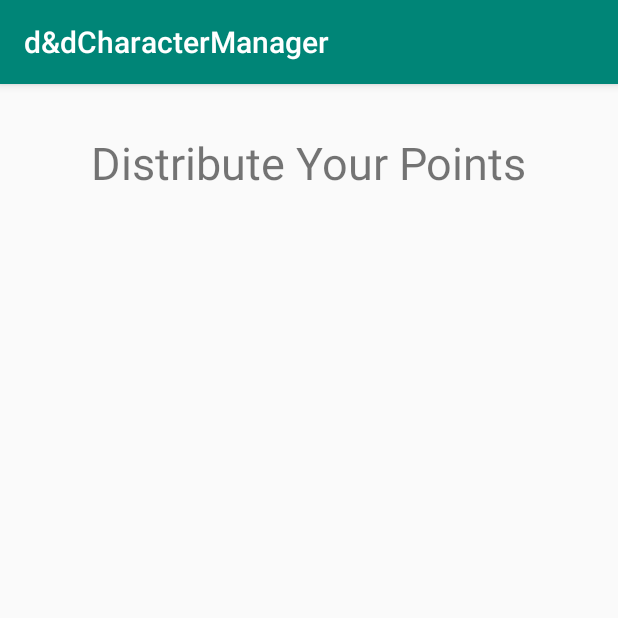
After one commit to BrunoVieira319/dnd5-character-manager, an Android app: the PointBuyActivity screen opened directly, with no data from a screen before it, on a phone screen of 412 x 824 dp, the top half of it. The commit adds this screen. Run offline under Robolectric (Android 15) with nearby library versions, the phone set to English and light mode, and no system bars; network calls fail.

Commit message:
[WIP] tentando algo

```diff
--- a/app/src/main/AndroidManifest.xml
+++ b/app/src/main/AndroidManifest.xml
@@ -1,7 +1,9 @@
 <?xml version="1.0" encoding="utf-8"?>
 <manifest xmlns:android="http://schemas.android.com/apk/res/android"
           package="com.fundaec.ddcharactermanager">
+
     <uses-permission android:name="android.permission.INTERNET"/>
+
     <application
             android:allowBackup="true"
             android:icon="@mipmap/ic_launcher"
@@ -10,7 +12,9 @@
             android:supportsRtl="true"
             android:theme="@style/AppTheme"
             android:usesCleartextTraffic="true">
-        <activity android:name=".activities.NewCharacter">
+        <activity android:name=".activities.PointBuyActivity">
+        </activity>
+        <activity android:name=".activities.NewCharacterActivity">
         </activity>
         <activity
                 android:name=".MainActivity"
--- a/app/src/main/java/com/fundaec/ddcharactermanager/MainActivity.kt
+++ b/app/src/main/java/com/fundaec/ddcharactermanager/MainActivity.kt
@@ -2,11 +2,10 @@ package com.fundaec.ddcharactermanager
 
 import android.content.Intent
 import android.os.Bundle
-import com.google.android.material.snackbar.Snackbar
 import androidx.appcompat.app.AppCompatActivity;
 import android.view.Menu
 import android.view.MenuItem
-import com.fundaec.ddcharactermanager.activities.NewCharacter
+import com.fundaec.ddcharactermanager.activities.NewCharacterActivity
 
 import kotlinx.android.synthetic.main.activity_main.*
 
@@ -23,7 +22,7 @@ class MainActivity : AppCompatActivity() {
     }
 
     private fun openNewCharacterActivity() {
-        startActivity(Intent(baseContext, NewCharacter::class.java))
+        startActivity(Intent(baseContext, NewCharacterActivity::class.java))
     }
 
     override fun onCreateOptionsMenu(menu: Menu): Boolean {
--- /dev/null
+++ b/app/src/main/java/com/fundaec/ddcharactermanager/activities/PointBuyActivity.kt
@@ -0,0 +1,14 @@
+package com.fundaec.ddcharactermanager.activities
+
+import androidx.appcompat.app.AppCompatActivity
+import android.os.Bundle
+
+class PointBuyActivity : AppCompatActivity() {
+
+    private val attributes = arrayListOf("Strength", "Dexterity")
+
+    override fun onCreate(savedInstanceState: Bundle?) {
+        super.onCreate(savedInstanceState)
+        setContentView(com.fundaec.ddcharactermanager.R.layout.activity_point_buy)
+    }
+}
--- a/app/src/main/java/com/fundaec/ddcharactermanager/models/Races.kt
+++ b/app/src/main/java/com/fundaec/ddcharactermanager/models/BaseJson.kt
@@ -3,7 +3,7 @@ package com.fundaec.ddcharactermanager.models
 
 import com.google.gson.annotations.SerializedName
 
-data class Races(
+data class BaseJson(
     @SerializedName("count")
     val count: Int,
     @SerializedName("results")
--- /dev/null
+++ b/app/src/main/res/layout/activity_point_buy.xml
@@ -0,0 +1,17 @@
+<?xml version="1.0" encoding="utf-8"?>
+<androidx.constraintlayout.widget.ConstraintLayout
+        xmlns:android="http://schemas.android.com/apk/res/android"
+        xmlns:tools="http://schemas.android.com/tools"
+        xmlns:app="http://schemas.android.com/apk/res-auto"
+        android:layout_width="match_parent"
+        android:layout_height="match_parent"
+        tools:context=".activities.PointBuyActivity">
+    <TextView
+            android:text="Distribute Your Points"
+            android:layout_width="wrap_content"
+            android:layout_height="wrap_content"
+            android:id="@+id/title" android:textSize="30sp"
+            android:layout_marginTop="32dp" app:layout_constraintTop_toTopOf="parent" android:layout_marginStart="8dp"
+            app:layout_constraintStart_toStartOf="parent" android:layout_marginEnd="8dp"
+            app:layout_constraintEnd_toEndOf="parent"/>
+</androidx.constraintlayout.widget.ConstraintLayout>
```
Also changed, not shown: app/src/main/java/com/fundaec/ddcharactermanager/activities/NewCharacter.kt (deleted, +0 -64 lines), app/src/main/java/com/fundaec/ddcharactermanager/activities/NewCharacterActivity.kt (added, +93 -0 lines), app/src/main/java/com/fundaec/ddcharactermanager/activities/SpinnerOnItemSelectedListener.kt (added, +17 -0 lines), app/src/main/java/com/fundaec/ddcharactermanager/models/Race.kt (added, +83 -0 lines), app/src/main/res/layout/activity_new_character.xml (+8 -1 lines), app/src/main/res/layout/attribute_item.xml (added, +16 -0 lines), 1 other file.
